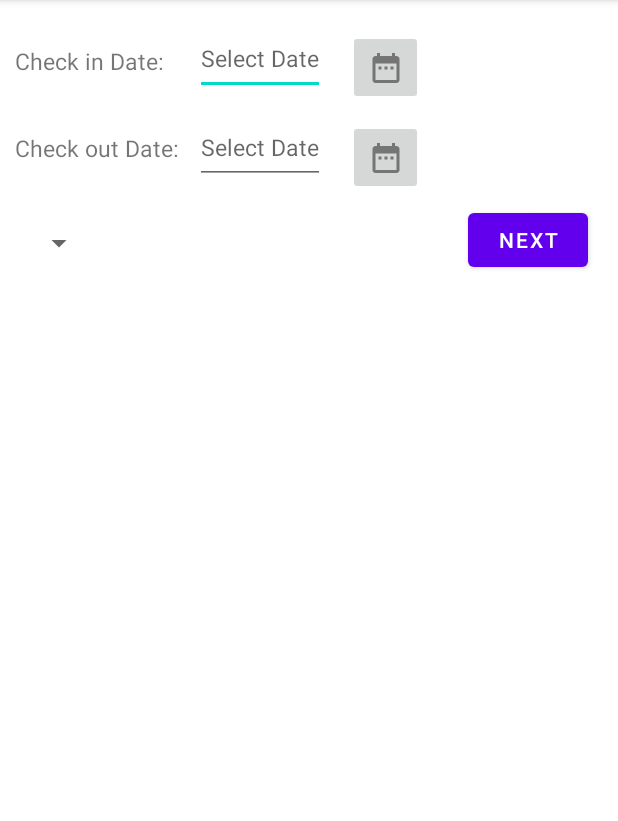
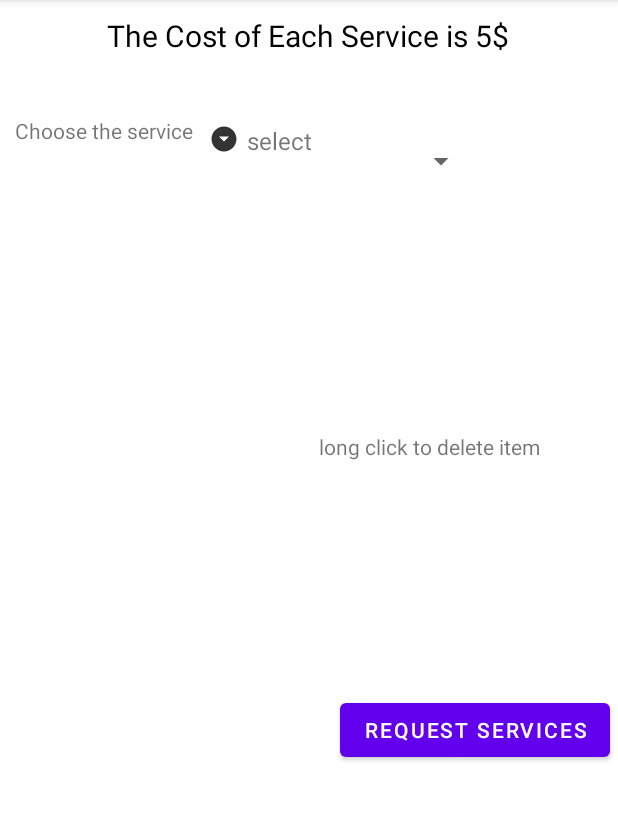
Before and after one commit to aseel15/Hotel, an Android app: the screen it shows after launch (MainActivity before the commit, ServiceActivityCustomer after it), on a phone screen of 412 x 824 dp, the part 84-905 px from its top. Run offline under Robolectric (Android 15) with nearby library versions, the phone set to English and light mode, and no system bars.

Commit message:
second commit

```diff
--- /dev/null
+++ b/app/src/main/java/com/example/hotel/ServiceActivityCustomer.java
@@ -0,0 +1,90 @@
+package com.example.hotel;
+
+import androidx.appcompat.app.AppCompatActivity;
+
+import android.content.Intent;
+import android.os.Bundle;
+import android.view.View;
+import android.widget.AdapterView;
+import android.widget.ArrayAdapter;
+import android.widget.ListView;
+import android.widget.Spinner;
+
+import com.example.hotel.model.ServiceItem;
+
+import java.util.ArrayList;
+
+public class ServiceActivityCustomer extends AppCompatActivity {
+
+    Spinner spinnerService;
+    ArrayList<ServiceItem>serviceItems;
+    ArrayList<String>selectedServices;
+    ListView selectedView;
+    ArrayAdapter<String>arrayAdapter;
+    @Override
+    protected void onCreate(Bundle savedInstanceState) {
+        super.onCreate(savedInstanceState);
+        setContentView(R.layout.activity_service_customer);
+        spinnerService=findViewById(R.id.spinnerService);
+        serviceItems=getServiceItems();
+        selectedView=findViewById(R.id.listViewServices);
+        ServiceAdapter serviceAdapter=new ServiceAdapter(ServiceActivityCustomer.this,serviceItems);
+        spinnerService.setAdapter(serviceAdapter);
+        selectedServices=new ArrayList<>();
+        arrayAdapter=new ArrayAdapter<>(this,android.R.layout.simple_spinner_item,selectedServices);
+
+        spinnerService.setOnItemSelectedListener(new AdapterView.OnItemSelectedListener() {
+            @Override
+            public void onItemSelected(AdapterView<?> parentView, View selectedItemView, int position, long id) {
+                // your code here
+                ServiceItem serviceItem=(ServiceItem) parentView.getSelectedItem();
+                if(!serviceItem.getNameService().equalsIgnoreCase("select")) {
+                    selectedServices.add(serviceItem.getNameService());
+                    arrayAdapter.notifyDataSetChanged();
+                    selectedView.setAdapter(arrayAdapter);
+                }
+
+            }
+
+            @Override
+            public void onNothingSelected(AdapterView<?> parentView) {
+                // your code here
+            }
+
+        });
+        selectedView.setOnItemLongClickListener(new AdapterView.OnItemLongClickListener() {
+            @Override
+            public boolean onItemLongClick(AdapterView<?> adapterView, View view, int i, long l) {
+                String serviceDeleted=adapterView.getItemAtPosition(i).toString();
+                selectedServices.remove(i);
+                arrayAdapter.notifyDataSetChanged();
+                selectedView.setAdapter(arrayAdapter);
+                return true;
+            }
+
+        });
+    }
+
+    private ArrayList<ServiceItem> getServiceItems() {
+        serviceItems=new ArrayList<>();
+        serviceItems.add(new ServiceItem("select",R.drawable.ic_toiletries));
+        serviceItems.add(new ServiceItem("Beverage",R.drawable.beverage));
+        serviceItems.add(new ServiceItem("Extra Toiletries", R.drawable.toiletries));
+        serviceItems.add(new ServiceItem("Extra Towels",R.drawable.towels));
+        serviceItems.add(new ServiceItem("Food",R.drawable.fastfood));
+        serviceItems.add(new ServiceItem("Valet Parking",R.drawable.keys));
+        serviceItems.add(new ServiceItem("House Keeping",R.drawable.housecleaning));
+
+        return serviceItems;
+    }
+
+
+    public void btnRequestClick(View view) {
+        Intent intent= new Intent(this,AcceptServiceByEmployee.class);
+        //get the id from the shared preference
+        // intent("userId",id);
+        intent.putExtra("userRequest",selectedServices);
+
+
+    }
+}
--- /dev/null
+++ b/app/src/main/java/com/example/hotel/ServiceAdapter.java
@@ -0,0 +1,57 @@
+package com.example.hotel;
+
+import android.content.Context;
+import android.view.LayoutInflater;
+import android.view.View;
+import android.view.ViewGroup;
+import android.widget.ArrayAdapter;
+import android.widget.ImageView;
+import android.widget.TextView;
+
+import androidx.annotation.NonNull;
+
+import com.example.hotel.model.ServiceItem;
+
+import java.util.ArrayList;
+
+public class ServiceAdapter extends ArrayAdapter {
+    public ServiceAdapter(@NonNull Context context, ArrayList<ServiceItem>serviceItems) {
+        super(context,0,
+                serviceItems);
+    }
+    @NonNull
+    @Override
+    public View getView(int position, @NonNull View convertView, @NonNull ViewGroup parent){
+        if(convertView==null){
+            convertView= LayoutInflater.from(getContext()).inflate(R.layout.custom_layout_dropdown,parent,false);
+        }
+        ServiceItem serviceItem=(ServiceItem) getItem(position);
+        ImageView icon=convertView.findViewById(R.id.imgService);
+        TextView nameItem=convertView.findViewById(R.id.nameService);
+        if(serviceItem!=null){
+            nameItem.setText(serviceItem.getNameService());
+            icon.setImageResource(serviceItem.getImgService());
+
+        }
+        return convertView;
+
+    }
+    @Override
+    public View getDropDownView(int position, @NonNull View convertView, @NonNull ViewGroup parent){
+        if(convertView==null){
+            convertView= LayoutInflater.from(getContext()).inflate(R.layout.custom_layout_dropdown,parent,false);
+        }
+        ServiceItem serviceItem=(ServiceItem) getItem(position);
+        TextView nameItem=convertView.findViewById(R.id.nameService);
+        ImageView icon=convertView.findViewById(R.id.imgService);
+
+        if(serviceItem!=null){
+            nameItem.setText(serviceItem.getNameService());
+            icon.setImageResource(serviceItem.getImgService());
+
+        }
+        return convertView;
+
+    }
+
+}
--- /dev/null
+++ b/app/src/main/java/com/example/hotel/model/ServiceItem.java
@@ -0,0 +1,27 @@
+package com.example.hotel.model;
+
+public class ServiceItem {
+    private String nameService;
+    private int imgService;
+
+    public ServiceItem(String nameService, int imgService) {
+        this.nameService = nameService;
+        this.imgService = imgService;
+    }
+
+    public String getNameService() {
+        return nameService;
+    }
+
+    public void setNameService(String nameService) {
+        this.nameService = nameService;
+    }
+
+    public int getImgService() {
+        return imgService;
+    }
+
+    public void setImgService(int imgService) {
+        this.imgService = imgService;
+    }
+}
--- /dev/null
+++ b/app/src/main/res/drawable-anydpi/ic_toiletries.xml
@@ -0,0 +1,11 @@
+<vector xmlns:android="http://schemas.android.com/apk/res/android"
+    android:width="24dp"
+    android:height="24dp"
+    android:viewportWidth="24"
+    android:viewportHeight="24"
+    android:tint="#000000"
+    android:alpha="0.8">
+  <path
+      android:fillColor="@android:color/white"
+      android:pathData="M12,2C6.48,2 2,6.48 2,12s4.48,10 10,10 10,-4.48 10,-10S17.52,2 12,2zM12,14l-4,-4h8l-4,4z"/>
+</vector>
--- /dev/null
+++ b/app/src/main/res/layout/activity_service_customer.xml
@@ -0,0 +1,64 @@
+<?xml version="1.0" encoding="utf-8"?>
+<LinearLayout xmlns:android="http://schemas.android.com/apk/res/android"
+    xmlns:app="http://schemas.android.com/apk/res-auto"
+    xmlns:tools="http://schemas.android.com/tools"
+    android:layout_width="match_parent"
+    android:layout_height="match_parent"
+    android:orientation="vertical"
+
+    tools:context=".ServiceActivityCustomer">
+
+    <TextView
+        android:layout_width="wrap_content"
+        android:layout_height="wrap_content"
+        android:text="The Cost of Each Service is 5$"
+        android:textSize="20dp"
+        android:textColor="@color/black"
+        android:layout_gravity="center"
+        android:layout_margin="10dp"/>
+
+<LinearLayout
+    android:layout_width="match_parent"
+    android:layout_height="wrap_content">
+    <TextView
+        android:layout_width="wrap_content"
+        android:layout_height="wrap_content"
+        android:text="Choose the service"
+        android:layout_marginTop="30dp"
+        android:layout_marginLeft="10dp"
+        />
+    <Spinner
+        android:id="@+id/spinnerService"
+        android:layout_width="wrap_content"
+        android:layout_height="wrap_content"
+        android:layout_marginTop="30dp"
+        android:layout_marginLeft="10dp"
+        tools:ignore="TouchTargetSizeCheck,SpeakableTextPresentCheck" />
+
+</LinearLayout>
+<LinearLayout
+    android:layout_width="wrap_content"
+    android:layout_height="wrap_content">
+    <ListView
+        android:layout_width="200dp"
+        android:layout_height="309dp"
+        android:layout_marginLeft="5dp"
+        android:layout_marginTop="10dp"
+        android:id="@+id/listViewServices"/>
+
+    <TextView
+        android:layout_width="wrap_content"
+        android:layout_height="wrap_content"
+        android:layout_gravity="center"
+        android:layout_margin="7dp"
+        android:text="long click to delete item "/>
+</LinearLayout>
+
+    <Button
+        android:layout_width="wrap_content"
+        android:layout_height="wrap_content"
+        android:layout_margin="5dp"
+        android:text="request services"
+        android:layout_gravity="right"
+        android:onClick="btnRequestClick"/>
+</LinearLayout>
--- /dev/null
+++ b/app/src/main/res/layout/custom_layout_dropdown.xml
@@ -0,0 +1,20 @@
+<?xml version="1.0" encoding="utf-8"?>
+<LinearLayout xmlns:android="http://schemas.android.com/apk/res/android"
+    android:layout_width="match_parent"
+    android:layout_height="match_parent">
+
+    <ImageView
+        android:layout_width="20dp"
+        android:layout_height="20dp"
+        android:layout_marginTop="5dp"
+        android:id="@+id/imgService"
+        />
+    <TextView
+        android:layout_width="100dp"
+        android:layout_height="50dp"
+        android:layout_gravity="center"
+        android:textSize="16dp"
+        android:layout_margin="5dp"
+        android:id="@+id/nameService"/>
+
+</LinearLayout>
```
Also changed, not shown: app/src/main/AndroidManifest.xml (+10 -5 lines), app/src/main/java/com/example/hotel/AcceptServiceByEmployee.java (added, +14 -0 lines), app/src/main/java/com/example/hotel/DetailActivity.java (+39 -3 lines), app/src/main/res/layout/activity_accept_service_by_employee.xml (added, +9 -0 lines), app/src/main/res/drawable-xxhdpi/beverage.png (added), app/src/main/res/drawable-xxhdpi/fastfood.png (added), app/src/main/res/drawable-xxhdpi/housecleaning.png (added), app/src/main/res/drawable-xxhdpi/keys.png (added), app/src/main/res/drawable-xxhdpi/toiletries.png (added), app/src/main/res/drawable-xxhdpi/towels.png (added).
